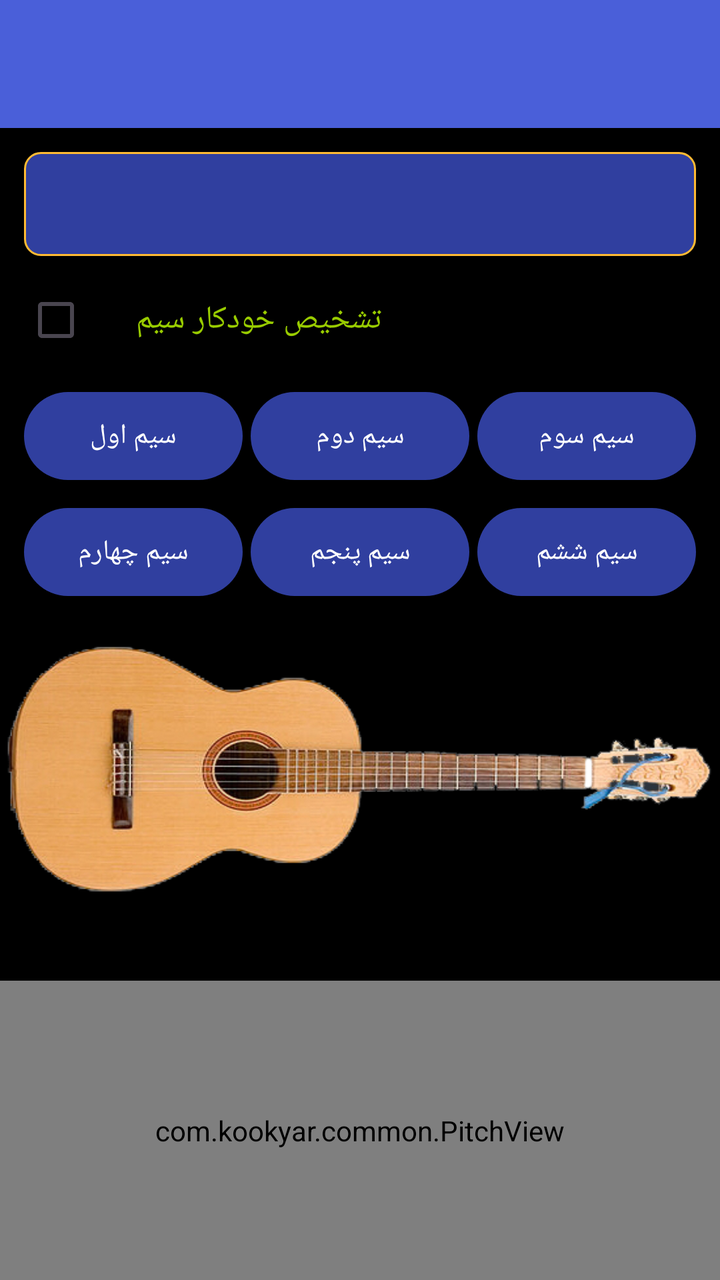
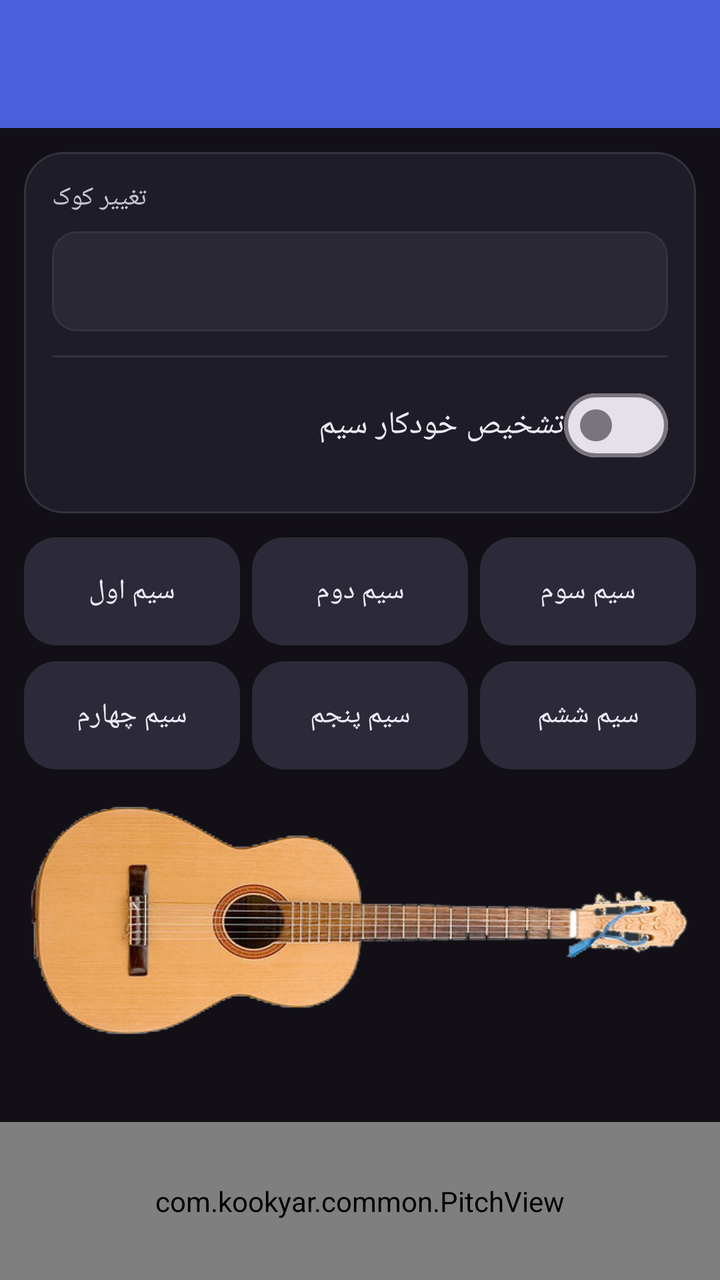

Two renders of the same Android screen: before a commit and after it. Below are the layout's source before the change and the commit's diff.
<!-- AndroidManifest.xml: application theme AppTheme -->
<!-- res/layout/activity_gitar_tuner.xml -->
<?xml version="1.0" encoding="utf-8"?>

<LinearLayout xmlns:android="http://schemas.android.com/apk/res/android"
    xmlns:app="http://schemas.android.com/apk/res-auto"
    android:layout_width="match_parent"
    android:layout_height="match_parent"
    android:orientation="vertical"
    android:fitsSystemWindows="true"
    android:background="@color/backgroundColor">

    <include layout="@layout/app_bar" />

    
    <LinearLayout
        android:layout_width="match_parent"
        android:layout_height="wrap_content"
        android:orientation="vertical"
        android:padding="12dp">

        <Spinner
            android:id="@+id/spinnerKookChange"
            android:layout_width="match_parent"
            android:layout_height="52dp"
            android:layout_marginBottom="8dp"
            android:background="@drawable/spinner_background"
            android:popupBackground="@color/dropdownBackground"
            android:spinnerMode="dropdown" />

        <LinearLayout
            android:id="@+id/tuning"
            android:layout_width="match_parent"
            android:layout_height="wrap_content"
            android:orientation="horizontal"
            android:gravity="center_vertical"
            android:layout_marginBottom="8dp">

            <CheckBox
                android:id="@+id/checkBox_tuning"
                android:layout_width="wrap_content"
                android:layout_height="wrap_content"
                android:checked="false"
                android:clickable="false"
                android:buttonTint="@color/accentColor" />

            <TextView
                android:layout_width="wrap_content"
                android:layout_height="wrap_content"
                android:layout_marginStart="8dp"
                android:text="@string/tuning"
                android:textColor="@color/green"
                android:textSize="16sp" />
        </LinearLayout>

        
        <LinearLayout
            android:layout_width="match_parent"
            android:layout_height="wrap_content"
            android:orientation="horizontal"
            android:gravity="center"
            android:layout_marginBottom="6dp">

            <com.google.android.material.button.MaterialButton
                android:id="@+id/tar_1"
                style="@style/Widget.Material3.Button.TonalButton"
                android:layout_width="0dp"
                android:layout_height="52dp"
                android:layout_weight="1"
                android:layout_marginEnd="4dp"
                android:text="@string/sim_1"
                android:textSize="14sp"
                android:textColor="@color/white"
                app:backgroundTint="@color/primaryColorDark" />

            <com.google.android.material.button.MaterialButton
                android:id="@+id/tar_2"
                style="@style/Widget.Material3.Button.TonalButton"
                android:layout_width="0dp"
                android:layout_height="52dp"
                android:layout_weight="1"
                android:layout_marginEnd="4dp"
                android:text="@string/sim_2"
                android:textSize="14sp"
                android:textColor="@color/white"
                app:backgroundTint="@color/primaryColorDark" />

            <com.google.android.material.button.MaterialButton
                android:id="@+id/tar_3"
                style="@style/Widget.Material3.Button.TonalButton"
                android:layout_width="0dp"
                android:layout_height="52dp"
                android:layout_weight="1"
                android:text="@string/sim_3"
                android:textSize="14sp"
                android:textColor="@color/white"
                app:backgroundTint="@color/primaryColorDark" />
        </LinearLayout>

        
        <LinearLayout
            android:layout_width="match_parent"
            android:layout_height="wrap_content"
            android:orientation="horizontal"
            android:gravity="center">

            <com.google.android.material.button.MaterialButton
                android:id="@+id/tar_4"
                style="@style/Widget.Material3.Button.TonalButton"
                android:layout_width="0dp"
                android:layout_height="52dp"
                android:layout_weight="1"
                android:layout_marginEnd="4dp"
                android:text="@string/sim_4"
                android:textSize="14sp"
                android:textColor="@color/white"
                app:backgroundTint="@color/primaryColorDark" />

            <com.google.android.material.button.MaterialButton
                android:id="@+id/tar_5"
                style="@style/Widget.Material3.Button.TonalButton"
                android:layout_width="0dp"
                android:layout_height="52dp"
                android:layout_weight="1"
                android:layout_marginEnd="4dp"
                android:text="@string/sim_5"
                android:textSize="14sp"
                android:textColor="@color/white"
                app:backgroundTint="@color/primaryColorDark" />

            <com.google.android.material.button.MaterialButton
                android:id="@+id/tar_6"
                style="@style/Widget.Material3.Button.TonalButton"
                android:layout_width="0dp"
                android:layout_height="52dp"
                android:layout_weight="1"
                android:text="@string/sim_6"
                android:textSize="14sp"
                android:textColor="@color/white"
                app:backgroundTint="@color/primaryColorDark" />
        </LinearLayout>
    </LinearLayout>

    
    <LinearLayout
        android:layout_width="match_parent"
        android:layout_height="140dp"
        android:background="@drawable/gitar"
        android:gravity="center"
        android:orientation="vertical">

        <LinearLayout
            android:id="@+id/layout_sim"
            android:layout_width="match_parent"
            android:layout_height="140dp"
            android:orientation="vertical" />
    </LinearLayout>

    
    <TextView
        android:id="@+id/pitch_label"
        android:layout_width="match_parent"
        android:layout_height="wrap_content"
        android:gravity="center"
        android:paddingTop="8dp"
        android:paddingBottom="4dp"
        android:text=""
        android:textSize="18sp"
        android:textStyle="bold"
        android:textColor="@color/accentColor" />

    
    <com.kookyar.common.PitchView
        android:id="@+id/pitch_view"
        android:layout_width="match_parent"
        android:layout_height="0dp"
        android:layout_weight="1" />

</LinearLayout>
<!-- res/layout/app_bar.xml (included above) -->
<?xml version="1.0" encoding="utf-8"?>

<androidx.appcompat.widget.Toolbar xmlns:android="http://schemas.android.com/apk/res/android"
    xmlns:app="http://schemas.android.com/apk/res-auto"
    android:id="@+id/app_bar"
    android:layout_width="match_parent"
    android:layout_height="?attr/actionBarSize"
    android:background="@color/primaryColor"
    app:theme="@style/customeToolbar"
    app:popupTheme="@style/ThemeOverlay.AppCompat.Light" />
<!-- resources referenced by this layout -->
<resources>
  <item name="accentColor" type="color">#FFFFBB33</item>
  <item name="backgroundColor" type="color">#000</item>
  <item name="dropdownBackground" type="color">#FF263238</item>
  <item name="green" type="color">#FF99CC00</item>
  <item name="primaryColor" type="color">#FF4A5FD9</item>
  <item name="primaryColorDark" type="color">#FF303F9F</item>
  <item name="white" type="color">#FFFFFFFF</item>
  <!-- drawable gitar: png bitmap (drawable, 116925 bytes) -->
  <!-- drawable spinner_background (drawable) -->
  <?xml version="1.0" encoding="utf-8"?>
  
  <shape xmlns:android="http://schemas.android.com/apk/res/android"
      android:shape="rectangle">
      <solid android:color="@color/primaryColorDark" />
      <corners android:radius="8dp" />
      <stroke
          android:width="1dp"
          android:color="@color/accentColor" />
      <padding
          android:left="12dp"
          android:top="8dp"
          android:right="12dp"
          android:bottom="8dp" />
  </shape>
  <string name="sim_1">سیم اول</string>
  <string name="sim_2">سیم دوم</string>
  <string name="sim_3">سیم سوم</string>
  <string name="sim_4">سیم چهارم</string>
  <string name="sim_5">سیم پنجم</string>
  <string name="sim_6">سیم ششم</string>
  <string name="tuning">تشخیص خودکار سیم</string>
  <style name="customeToolbar" parent="ThemeOverlay.AppCompat.Dark.ActionBar">
          <item name="android:textColorPrimary">@android:color/white</item>
          <item name="android:textColorSecondary">@android:color/white</item>
      </style>
  <style name="AppTheme" parent="Theme.Material3.DayNight.NoActionBar">
          <item name="colorPrimary">@color/primaryColor</item>
          <item name="colorPrimaryDark">@color/primaryColorDark</item>
          <item name="colorAccent">@color/accentColor</item>
          <item name="materialButtonStyle">@style/Widget.App.Button</item>
          <item name="buttonStyle">@style/Widget.App.Button.Legacy</item>
      </style>
  <style name="Widget.App.Button" parent="Widget.Material3.Button">
          <item name="backgroundTint">@null</item>
      </style>
  <style name="Widget.App.Button.Legacy" parent="android:Widget.Button">
          <item name="android:backgroundTint">@null</item>
      </style>
</resources>

<!-- the commit's change to res/layout/activity_gitar_tuner.xml (unified diff, before → after) -->
@@ -6,168 +6,216 @@
     android:layout_height="match_parent"
     android:orientation="vertical"
     android:fitsSystemWindows="true"
-    android:background="@color/backgroundColor">
+    android:background="@color/surfaceColor">
 
     <include layout="@layout/app_bar" />
 
-    
     <LinearLayout
         android:layout_width="match_parent"
         android:layout_height="wrap_content"
         android:orientation="vertical"
-        android:padding="12dp">
-
-        <Spinner
-            android:id="@+id/spinnerKookChange"
-            android:layout_width="match_parent"
-            android:layout_height="52dp"
-            android:layout_marginBottom="8dp"
-            android:background="@drawable/spinner_background"
-            android:popupBackground="@color/dropdownBackground"
-            android:spinnerMode="dropdown" />
-
-        <LinearLayout
-            android:id="@+id/tuning"
+        android:paddingStart="12dp"
+        android:paddingEnd="12dp"
+        android:paddingTop="12dp">
+
+        <com.google.android.material.card.MaterialCardView
             android:layout_width="match_parent"
             android:layout_height="wrap_content"
-            android:orientation="horizontal"
-            android:gravity="center_vertical"
-            android:layout_marginBottom="8dp">
-
-            <CheckBox
-                android:id="@+id/checkBox_tuning"
-                android:layout_width="wrap_content"
+            app:cardBackgroundColor="@color/cardColor"
+            app:cardCornerRadius="20dp"
+            app:cardElevation="0dp"
+            app:strokeColor="@color/cardStroke"
+            app:strokeWidth="1dp">
+
+            <LinearLayout
+                android:layout_width="match_parent"
                 android:layout_height="wrap_content"
-                android:checked="false"
-                android:clickable="false"
-                android:buttonTint="@color/accentColor" />
-
-            <TextView
-                android:layout_width="wrap_content"
-                android:layout_height="wrap_content"
-                android:layout_marginStart="8dp"
-                android:text="@string/tuning"
-                android:textColor="@color/green"
-                android:textSize="16sp" />
-        </LinearLayout>
-
-        
+                android:orientation="vertical"
+                android:padding="14dp">
+
+                <TextView
+                    android:layout_width="wrap_content"
+                    android:layout_height="wrap_content"
+                    android:text="@string/kook_change_label"
+                    android:textColor="@color/onSurfaceVariant"
+                    android:textSize="13sp"
+                    android:layout_marginBottom="8dp" />
+
+                <Spinner
+                    android:id="@+id/spinnerKookChange"
+                    android:layout_width="match_parent"
+                    android:layout_height="50dp"
+                    android:background="@drawable/spinner_background"
+                    android:popupBackground="@color/dropdownBackground"
+                    android:spinnerMode="dropdown" />
+
+                <View
+                    android:layout_width="match_parent"
+                    android:layout_height="1dp"
+                    android:layout_marginTop="12dp"
+                    android:layout_marginBottom="4dp"
+                    android:background="@color/cardStroke" />
+
+                <LinearLayout
+                    android:id="@+id/tuning"
+                    android:layout_width="match_parent"
+                    android:layout_height="wrap_content"
+                    android:orientation="horizontal"
+                    android:gravity="center_vertical"
+                    android:background="?attr/selectableItemBackground"
+                    android:paddingTop="6dp"
+                    android:paddingBottom="6dp">
+
+                    <TextView
+                        android:layout_width="0dp"
+                        android:layout_height="wrap_content"
+                        android:layout_weight="1"
+                        android:text="@string/tuning"
+                        android:textColor="@color/onSurface"
+                        android:textSize="16sp" />
+
+                    <com.google.android.material.materialswitch.MaterialSwitch
+                        android:id="@+id/checkBox_tuning"
+                        android:layout_width="wrap_content"
+                        android:layout_height="wrap_content"
+                        android:checked="false"
+                        android:clickable="false" />
+                </LinearLayout>
+            </LinearLayout>
+        </com.google.android.material.card.MaterialCardView>
+
         <LinearLayout
             android:layout_width="match_parent"
             android:layout_height="wrap_content"
             android:orientation="horizontal"
             android:gravity="center"
-            android:layout_marginBottom="6dp">
+            android:layout_marginTop="12dp">
 
             <com.google.android.material.button.MaterialButton
                 android:id="@+id/tar_1"
                 style="@style/Widget.Material3.Button.TonalButton"
                 android:layout_width="0dp"
-                android:layout_height="52dp"
-                android:layout_weight="1"
-                android:layout_marginEnd="4dp"
+                android:layout_height="54dp"
+                android:layout_weight="1"
+                android:layout_marginEnd="6dp"
+                android:insetTop="0dp"
+                android:insetBottom="0dp"
                 android:text="@string/sim_1"
                 android:textSize="14sp"
-                android:textColor="@color/white"
-                app:backgroundTint="@color/primaryColorDark" />
+                android:textColor="@color/onSurface"
+                app:cornerRadius="16dp"
+                app:backgroundTint="@color/stringDefault" />
 
             <com.google.android.material.button.MaterialButton
                 android:id="@+id/tar_2"
                 style="@style/Widget.Material3.Button.TonalButton"
                 android:layout_width="0dp"
-                android:layout_height="52dp"
-                android:layout_weight="1"
-                android:layout_marginEnd="4dp"
+                android:layout_height="54dp"
+                android:layout_weight="1"
+                android:layout_marginEnd="6dp"
+                android:insetTop="0dp"
+                android:insetBottom="0dp"
                 android:text="@string/sim_2"
                 android:textSize="14sp"
-                android:textColor="@color/white"
-                app:backgroundTint="@color/primaryColorDark" />
+                android:textColor="@color/onSurface"
+                app:cornerRadius="16dp"
+                app:backgroundTint="@color/stringDefault" />
 
             <com.google.android.material.button.MaterialButton
                 android:id="@+id/tar_3"
                 style="@style/Widget.Material3.Button.TonalButton"
                 android:layout_width="0dp"
-                android:layout_height="52dp"
-                android:layout_weight="1"
+                android:layout_height="54dp"
+                android:layout_weight="1"
+                android:insetTop="0dp"
+                android:insetBottom="0dp"
                 android:text="@string/sim_3"
                 android:textSize="14sp"
-                android:textColor="@color/white"
-                app:backgroundTint="@color/primaryColorDark" />
+                android:textColor="@color/onSurface"
+                app:cornerRadius="16dp"
+                app:backgroundTint="@color/stringDefault" />
         </LinearLayout>
 
-        
         <LinearLayout
             android:layout_width="match_parent"
             android:layout_height="wrap_content"
             android:orientation="horizontal"
-            android:gravity="center">
+            android:gravity="center"
+            android:layout_marginTop="8dp">
 
             <com.google.android.material.button.MaterialButton
                 android:id="@+id/tar_4"
                 style="@style/Widget.Material3.Button.TonalButton"
                 android:layout_width="0dp"
-                android:layout_height="52dp"
-                android:layout_weight="1"
-                android:layout_marginEnd="4dp"
+                android:layout_height="54dp"
+                android:layout_weight="1"
+                android:layout_marginEnd="6dp"
+                android:insetTop="0dp"
+                android:insetBottom="0dp"
                 android:text="@string/sim_4"
                 android:textSize="14sp"
-                android:textColor="@color/white"
-                app:backgroundTint="@color/primaryColorDark" />
+                android:textColor="@color/onSurface"
+                app:cornerRadius="16dp"
+                app:backgroundTint="@color/stringDefault" />
 
             <com.google.android.material.button.MaterialButton
                 android:id="@+id/tar_5"
                 style="@style/Widget.Material3.Button.TonalButton"
                 android:layout_width="0dp"
-                android:layout_height="52dp"
-                android:layout_weight="1"
-                android:layout_marginEnd="4dp"
+                android:layout_height="54dp"
+                android:layout_weight="1"
+                android:layout_marginEnd="6dp"
+                android:insetTop="0dp"
+                android:insetBottom="0dp"
                 android:text="@string/sim_5"
                 android:textSize="14sp"
-                android:textColor="@color/white"
-                app:backgroundTint="@color/primaryColorDark" />
+                android:textColor="@color/onSurface"
+                app:cornerRadius="16dp"
+                app:backgroundTint="@color/stringDefault" />
 
             <com.google.android.material.button.MaterialButton
                 android:id="@+id/tar_6"
                 style="@style/Widget.Material3.Button.TonalButton"
                 android:layout_width="0dp"
-                android:layout_height="52dp"
-                android:layout_weight="1"
+                android:layout_height="54dp"
+                android:layout_weight="1"
+                android:insetTop="0dp"
+                android:insetBottom="0dp"
                 android:text="@string/sim_6"
                 android:textSize="14sp"
-                android:textColor="@color/white"
-                app:backgroundTint="@color/primaryColorDark" />
+                android:textColor="@color/onSurface"
+                app:cornerRadius="16dp"
+                app:backgroundTint="@color/stringDefault" />
+        </LinearLayout>
+
+        <LinearLayout
+            android:layout_width="match_parent"
+            android:layout_height="130dp"
+            android:layout_marginTop="10dp"
+            android:background="@drawable/gitar"
+            android:gravity="center"
+            android:orientation="vertical">
+
+            <LinearLayout
+                android:id="@+id/layout_sim"
+                android:layout_width="match_parent"
+                android:layout_height="130dp"
+                android:orientation="vertical" />
         </LinearLayout>
     </LinearLayout>
 
-    
-    <LinearLayout
-        android:layout_width="match_parent"
-        android:layout_height="140dp"
-        android:background="@drawable/gitar"
-        android:gravity="center"
-        android:orientation="vertical">
-
-        <LinearLayout
-            android:id="@+id/layout_sim"
-            android:layout_width="match_parent"
-            android:layout_height="140dp"
-            android:orientation="vertical" />
-    </LinearLayout>
-
-    
     <TextView
         android:id="@+id/pitch_label"
         android:layout_width="match_parent"
         android:layout_height="wrap_content"
         android:gravity="center"
-        android:paddingTop="8dp"
-        android:paddingBottom="4dp"
+        android:paddingTop="6dp"
+        android:paddingBottom="6dp"
         android:text=""
         android:textSize="18sp"
         android:textStyle="bold"
         android:textColor="@color/accentColor" />
 
-    
     <com.kookyar.common.PitchView
         android:id="@+id/pitch_view"
         android:layout_width="match_parent"
<!-- resource entries referenced after the edit -->
@@ -1,29 +1,32 @@
 <!-- resources referenced by this layout -->
 <resources>
   <item name="accentColor" type="color">#FFFFBB33</item>
-  <item name="backgroundColor" type="color">#000</item>
-  <item name="dropdownBackground" type="color">#FF263238</item>
-  <item name="green" type="color">#FF99CC00</item>
+  <item name="cardColor" type="color">#FF1E1C26</item>
+  <item name="cardStroke" type="color">#FF35323F</item>
+  <item name="dropdownBackground" type="color">#FF2A2933</item>
+  <item name="onSurface" type="color">#FFECEAF4</item>
+  <item name="onSurfaceVariant" type="color">#FFC7C3D2</item>
   <item name="primaryColor" type="color">#FF4A5FD9</item>
-  <item name="primaryColorDark" type="color">#FF303F9F</item>
-  <item name="white" type="color">#FFFFFFFF</item>
+  <item name="stringDefault" type="color">#FF2C2A38</item>
+  <item name="surfaceColor" type="color">#FF121016</item>
   <!-- drawable gitar: png bitmap (drawable, 116925 bytes) -->
   <!-- drawable spinner_background (drawable) -->
   <?xml version="1.0" encoding="utf-8"?>
   
   <shape xmlns:android="http://schemas.android.com/apk/res/android"
       android:shape="rectangle">
-      <solid android:color="@color/primaryColorDark" />
-      <corners android:radius="8dp" />
+      <solid android:color="@color/dropdownBackground" />
+      <corners android:radius="12dp" />
       <stroke
           android:width="1dp"
-          android:color="@color/accentColor" />
+          android:color="@color/cardStroke" />
       <padding
-          android:left="12dp"
+          android:left="16dp"
           android:top="8dp"
-          android:right="12dp"
+          android:right="16dp"
           android:bottom="8dp" />
   </shape>
+  <string name="kook_change_label">تغییر کوک</string>
   <string name="sim_1">سیم اول</string>
   <string name="sim_2">سیم دوم</string>
   <string name="sim_3">سیم سوم</string>
@@ -42,6 +45,7 @@
           <item name="materialButtonStyle">@style/Widget.App.Button</item>
           <item name="buttonStyle">@style/Widget.App.Button.Legacy</item>
       </style>
+  <item name="primaryColorDark" type="color">#FF303F9F</item>
   <style name="Widget.App.Button" parent="Widget.Material3.Button">
           <item name="backgroundTint">@null</item>
       </style>
